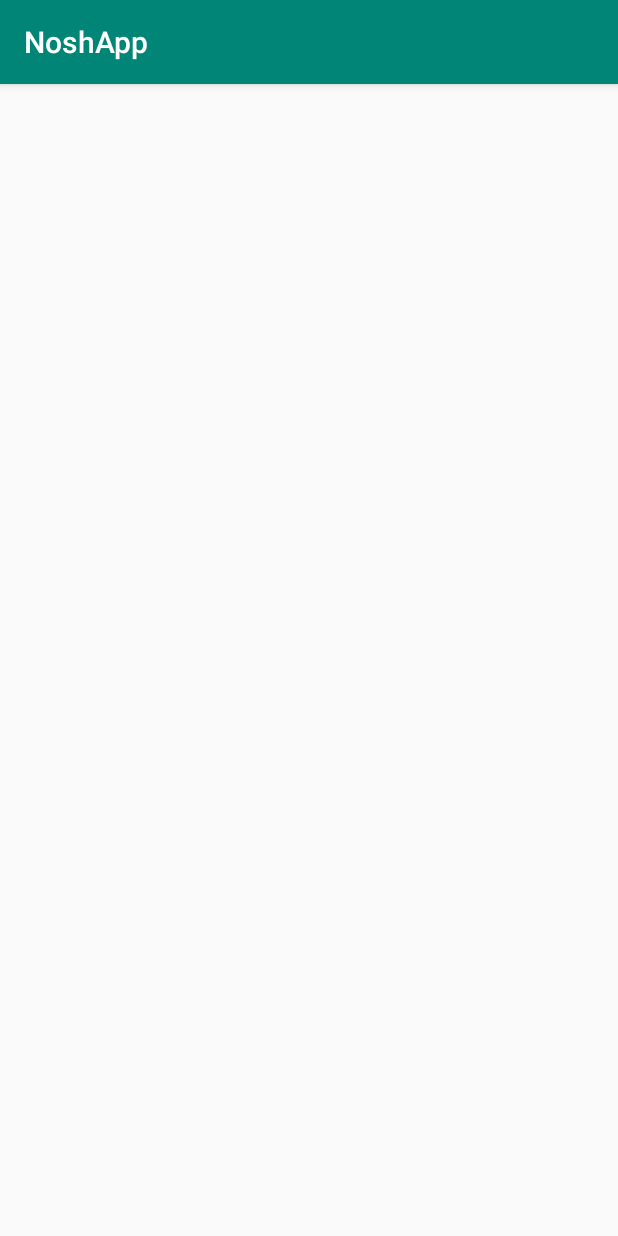
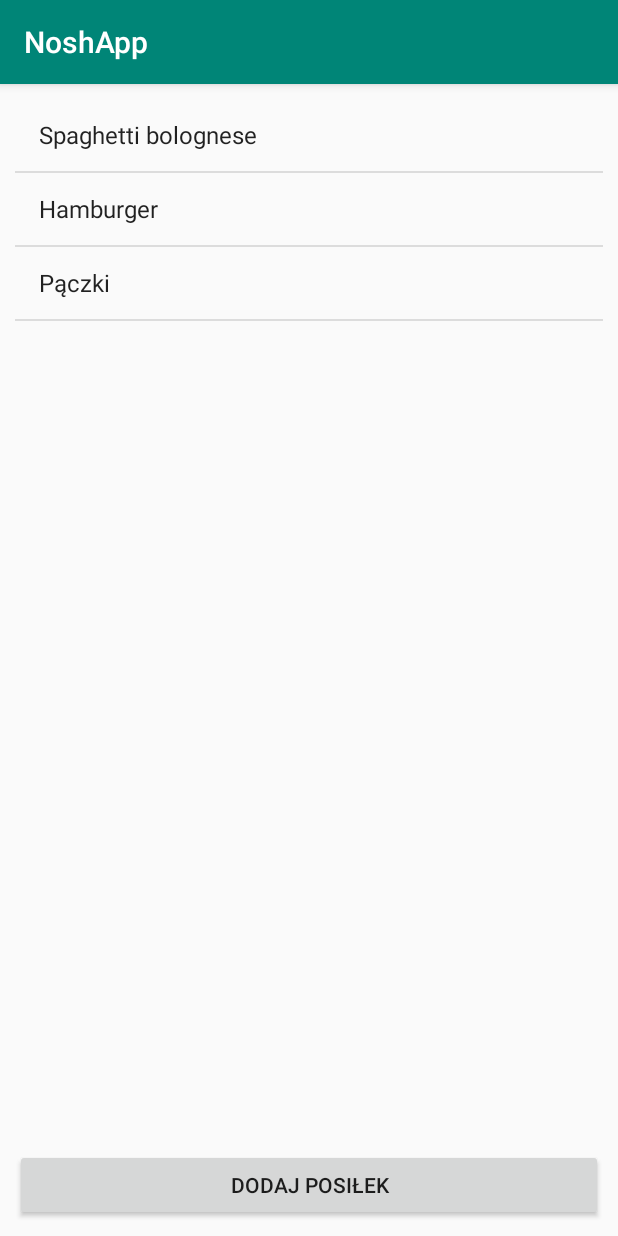
Before and after one commit to kszpieg/nosh-app, an Android app: the MealListActivity screen opened directly, with no data from a screen before it, on a phone screen of 412 x 824 dp. Run offline under Robolectric (Android 15) with nearby library versions, the phone set to English and light mode, and no system bars; Roboto replaces fonts that are not available here.

```diff
--- a/app/build.gradle
+++ b/app/build.gradle
@@ -26,4 +26,6 @@ dependencies {
     testImplementation 'junit:junit:4.12'
     androidTestImplementation 'androidx.test.ext:junit:1.1.1'
     androidTestImplementation 'androidx.test.espresso:espresso-core:3.2.0'
+    implementation 'com.google.android.material:material:1.0.0'
+    implementation 'com.readystatesoftware.sqliteasset:sqliteassethelper:+'
 }
--- a/app/src/main/java/com/example/noshapp/MealListActivity.java
+++ b/app/src/main/java/com/example/noshapp/MealListActivity.java
@@ -2,13 +2,44 @@ package com.example.noshapp;
 
 import androidx.appcompat.app.AppCompatActivity;
 
+import android.content.Intent;
 import android.os.Bundle;
+import android.view.View;
+import android.widget.ArrayAdapter;
+import android.widget.Button;
+import android.widget.ListView;
 
 public class MealListActivity extends AppCompatActivity {
+
+    ListView lvMealList;
+    Button btnAddMeal;
+
+    String[] items = new String[3];
+
 
     @Override
     protected void onCreate(Bundle savedInstanceState) {
         super.onCreate(savedInstanceState);
         setContentView(R.layout.activity_meal_list);
+
+        lvMealList = findViewById(R.id.lvMealList);
+        btnAddMeal = findViewById(R.id.btnAddMeal);
+
+        items[0] = "Spaghetti bolognese";
+        items[1] = "Hamburger";
+        items[2] = "Pączki";
+
+        ArrayAdapter<String> itemsAdapter = new ArrayAdapter<String>(this,android.R.layout.simple_list_item_1, items);
+        lvMealList.setAdapter(itemsAdapter);
+
+        btnAddMeal.setOnClickListener(new View.OnClickListener() {
+            @Override
+            public void onClick(View v) {
+                Intent intent = new Intent (getApplicationContext(), AddMealActivity.class);
+                startActivity(intent);
+            }
+        });
     }
+
+
 }
--- a/app/src/main/res/layout/activity_main.xml
+++ b/app/src/main/res/layout/activity_main.xml
@@ -24,7 +24,7 @@
         android:layout_width="wrap_content"
         android:layout_height="wrap_content"
         android:layout_marginStart="10dp"
-        android:layout_marginTop="250dp"
+        android:layout_marginTop="150dp"
         android:layout_marginEnd="10dp"
         android:text="@string/witaj_w_aplikacji"
         app:layout_constraintEnd_toEndOf="parent"
--- a/app/src/main/res/layout/activity_meal_list.xml
+++ b/app/src/main/res/layout/activity_meal_list.xml
@@ -6,4 +6,30 @@
     android:layout_height="match_parent"
     tools:context=".MealListActivity">
 
+    <ListView
+        android:id="@+id/lvMealList"
+        android:layout_width="0dp"
+        android:layout_height="0dp"
+        android:layout_marginStart="10dp"
+        android:layout_marginTop="10dp"
+        android:layout_marginEnd="10dp"
+        android:layout_marginBottom="10dp"
+        app:layout_constraintBottom_toTopOf="@+id/btnAddMeal"
+        app:layout_constraintEnd_toEndOf="parent"
+        app:layout_constraintStart_toStartOf="parent"
+        app:layout_constraintTop_toTopOf="parent" />
+
+    <Button
+        android:id="@+id/btnAddMeal"
+        android:layout_width="0dp"
+        android:layout_height="wrap_content"
+        android:layout_marginStart="10dp"
+        android:layout_marginTop="10dp"
+        android:layout_marginEnd="10dp"
+        android:layout_marginBottom="10dp"
+        android:text="@string/dodaj_posi_ek"
+        app:layout_constraintBottom_toBottomOf="parent"
+        app:layout_constraintEnd_toEndOf="parent"
+        app:layout_constraintStart_toStartOf="parent"
+        app:layout_constraintTop_toBottomOf="@+id/lvMealList" />
 </androidx.constraintlayout.widget.ConstraintLayout>
--- a/app/src/main/res/values/strings.xml
+++ b/app/src/main/res/values/strings.xml
@@ -6,4 +6,5 @@
     <string name="podgl_d_posi_ku">Podgląd posiłku</string>
     <string name="lista_zakup_w">Lista zakupów</string>
     <string name="najbli_sza_biedronka">Najbliższa Biedronka</string>
+    <string name="dodaj_posi_ek">Dodaj posiłek</string>
 </resources>
```
Also changed, not shown: app/src/main/java/com/example/noshapp/DatabaseOpenHelper.java (added, +13 -0 lines), app/src/main/java/com/example/noshapp/models/Ingredients.java (renamed from app/src/main/java/com/example/noshapp/models/Igredients.java, +8 -1 lines), app/src/main/java/com/example/noshapp/models/Meal.java (+8 -5 lines), app/src/main/assets/databases/SQLiteNoshApp.db (added).
